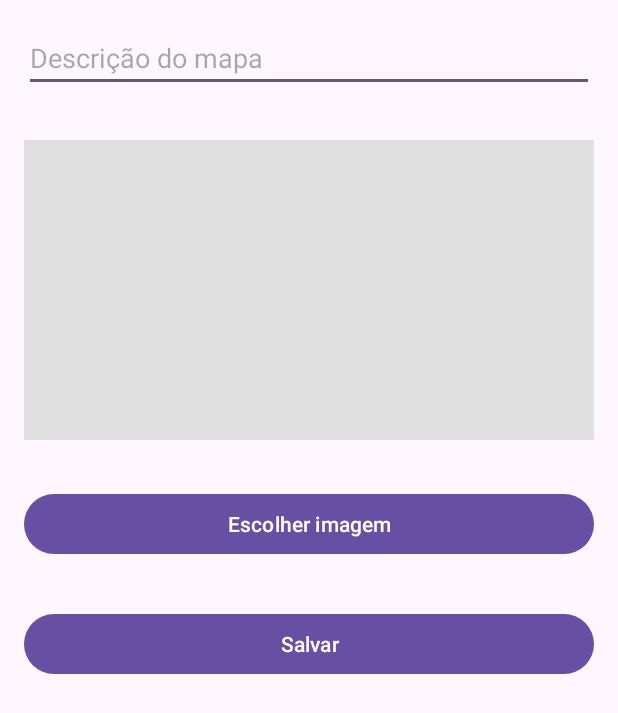
After one commit to ThiagoElias20/AppMuseu, an Android app: the AddEditMapaActivity screen opened directly, with no data from a screen before it, on a phone screen of 412 x 824 dp. The commit adds this screen. Shown: the top 713 px of the screen. Run offline under Robolectric (Android 15) with nearby library versions, the phone set to English and light mode, and no system bars; our stand-ins replace Firebase (no records; nobody signed in at launch, a user with empty details on screens opened directly).

Commit message:
O crud do mapa ja esta presente dentro do aplicativo

```diff
--- a/app/build.gradle.kts
+++ b/app/build.gradle.kts
@@ -34,6 +34,9 @@ android {
     kotlinOptions {
         jvmTarget = "1.8"
     }
+    buildFeatures {
+        viewBinding = true
+    }
 }
 
 dependencies {
--- a/app/src/main/AndroidManifest.xml
+++ b/app/src/main/AndroidManifest.xml
@@ -97,6 +97,12 @@
             android:name=".ObraVisitanteAdapter"
             android:exported="true" />
 
+        <activity android:name=".AddEditMapaActivity" />
+        <activity android:name=".Mapa" />
+        <activity android:name=".MapaAdapter" />
+        <activity android:name=".AddEditMapaDialogFragment" />
+        <activity android:name=".CrudMapa" />
+
     </application>
 
 </manifest>
--- /dev/null
+++ b/app/src/main/java/com/example/agoravai/AddEditMapaActivity.kt
@@ -0,0 +1,112 @@
+package com.example.agoravai
+
+import android.app.Activity
+import android.content.Intent
+import android.graphics.BitmapFactory
+import android.net.Uri
+import android.os.Bundle
+import android.widget.Button
+import android.widget.EditText
+import android.widget.ImageView
+import android.widget.Toast
+import androidx.appcompat.app.AppCompatActivity
+import com.bumptech.glide.Glide
+import com.google.firebase.firestore.FirebaseFirestore
+import com.google.firebase.storage.FirebaseStorage
+import java.util.*
+
+class AddEditMapaActivity : AppCompatActivity() {
+
+    private lateinit var etDescricaoMapa: EditText
+    private lateinit var imgMapa: ImageView
+    private lateinit var btnSaveMapa: Button
+    private lateinit var btnChooseImage: Button
+
+    private val db = FirebaseFirestore.getInstance()
+    private val PICK_IMAGE_REQUEST = 1
+    private var imageUri: Uri? = null
+    private var imageUrl: String? = null
+
+    override fun onCreate(savedInstanceState: Bundle?) {
+        super.onCreate(savedInstanceState)
+        setContentView(R.layout.activity_add_edit_mapa)
+
+        etDescricaoMapa = findViewById(R.id.etDescricaoMapa)
+        imgMapa = findViewById(R.id.imgMapa)
+        btnSaveMapa = findViewById(R.id.btnSaveMapa)
+        btnChooseImage = findViewById(R.id.btnChooseImage)
+
+        val mapaId = intent.getStringExtra("MAPA_ID")
+
+        if (mapaId != null) {
+            db.collection("Mapas").document(mapaId).get().addOnSuccessListener { document ->
+                val mapa = document.toObject(Mapa::class.java)
+                etDescricaoMapa.setText(mapa?.descricaoDoMapa)
+                Glide.with(this).load(mapa?.imagemDoMapa).into(imgMapa)
+            }
+        }
+
+        btnChooseImage.setOnClickListener {
+            val intent = Intent(Intent.ACTION_PICK)
+            intent.type = "image/*"
+            startActivityForResult(intent, PICK_IMAGE_REQUEST)
+        }
+
+        btnSaveMapa.setOnClickListener {
+            if (imageUrl != null) {
+                saveMapa(mapaId)
+            } else {
+                Toast.makeText(this, "Aguarde o upload da imagem", Toast.LENGTH_SHORT).show()
+            }
+        }
+    }
+
+    override fun onActivityResult(requestCode: Int, resultCode: Int, data: Intent?) {
+        super.onActivityResult(requestCode, resultCode, data)
+        if (requestCode == PICK_IMAGE_REQUEST && resultCode == Activity.RESULT_OK && data != null && data.data != null) {
+            imageUri = data.data
+            val inputStream = contentResolver.openInputStream(imageUri!!)
+            val bitmap = BitmapFactory.decodeStream(inputStream)
+            imgMapa.setImageBitmap(bitmap)
+
+            uploadImageToStorage(imageUri!!)
+        }
+    }
+
+    private fun uploadImageToStorage(imageUri: Uri) {
+        val storageReference = FirebaseStorage.getInstance().reference.child("mapas/${UUID.randomUUID()}")
+        storageReference.putFile(imageUri)
+            .addOnSuccessListener {
+                storageReference.downloadUrl.addOnSuccessListener { uri ->
+                    imageUrl = uri.toString()
+                    Toast.makeText(this, "Imagem carregada com sucesso!", Toast.LENGTH_SHORT).show()
+                }
+            }
+            .addOnFailureListener { e ->
+                Toast.makeText(this, "Erro ao fazer upload da imagem", Toast.LENGTH_SHORT).show()
+            }
+    }
+
+    private fun saveMapa(mapaId: String?) {
+        val descricaoDoMapa = etDescricaoMapa.text.toString().trim()
+
+        if (descricaoDoMapa.isEmpty() || imageUrl == null) {
+            Toast.makeText(this, "Preencha todos os campos corretamente", Toast.LENGTH_SHORT).show()
+            return
+        }
+
+        val mapaData = hashMapOf(
+            "descricaoDoMapa" to descricaoDoMapa,
+            "imagemDoMapa" to imageUrl
+        )
+
+        db.collection("Mapas").add(mapaData)
+            .addOnSuccessListener {
+                Toast.makeText(this, "Mapa adicionado com sucesso!", Toast.LENGTH_SHORT).show()
+                finish()
+            }
+            .addOnFailureListener { e ->
+                Toast.makeText(this, "Erro ao adicionar mapa", Toast.LENGTH_SHORT).show()
+            }
+    }
+}
--- /dev/null
+++ b/app/src/main/res/layout/activity_add_edit_mapa.xml
@@ -0,0 +1,39 @@
+<?xml version="1.0" encoding="utf-8"?>
+<RelativeLayout xmlns:android="http://schemas.android.com/apk/res/android"
+    xmlns:tools="http://schemas.android.com/tools"
+    android:layout_width="match_parent"
+    android:layout_height="match_parent"
+    tools:context=".AddEditMapaActivity">
+
+    <EditText
+        android:id="@+id/etDescricaoMapa"
+        android:layout_width="match_parent"
+        android:layout_height="wrap_content"
+        android:hint="Descrição do mapa"
+        android:layout_margin="16dp"/>
+
+    <ImageView
+        android:id="@+id/imgMapa"
+        android:layout_width="match_parent"
+        android:layout_height="200dp"
+        android:layout_below="@id/etDescricaoMapa"
+        android:layout_margin="16dp"
+        android:background="#E0E0E0"
+        android:contentDescription="Mapa"/>
+
+    <Button
+        android:id="@+id/btnChooseImage"
+        android:layout_width="match_parent"
+        android:layout_height="wrap_content"
+        android:text="Escolher imagem"
+        android:layout_below="@id/imgMapa"
+        android:layout_margin="16dp"/>
+
+    <Button
+        android:id="@+id/btnSaveMapa"
+        android:layout_width="match_parent"
+        android:layout_height="wrap_content"
+        android:text="Salvar"
+        android:layout_below="@id/btnChooseImage"
+        android:layout_margin="16dp"/>
+</RelativeLayout>
```
Also changed, not shown: app/src/main/java/com/example/agoravai/AddEditMapaDialogFragment.kt (added, +134 -0 lines), app/src/main/java/com/example/agoravai/CrudMapa.kt (added, +81 -0 lines), app/src/main/java/com/example/agoravai/Mapa.kt (added, +9 -0 lines), app/src/main/java/com/example/agoravai/MapaAdapter.kt (added, +55 -0 lines), app/src/main/res/layout/crud_mapa.xml (added, +23 -0 lines), app/src/main/res/layout/dialog_edit_mapa.xml (added, +31 -0 lines), app/src/main/res/layout/item_mapa.xml (added, +42 -0 lines), app/src/main/res/layout/activity_main3.xml (line endings or trailing spaces).
